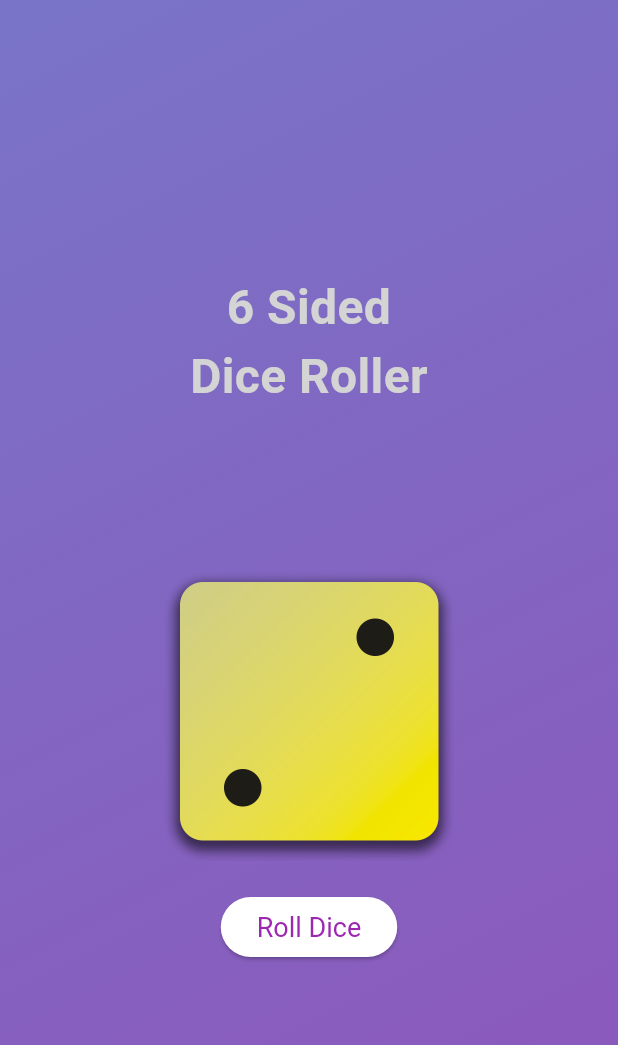
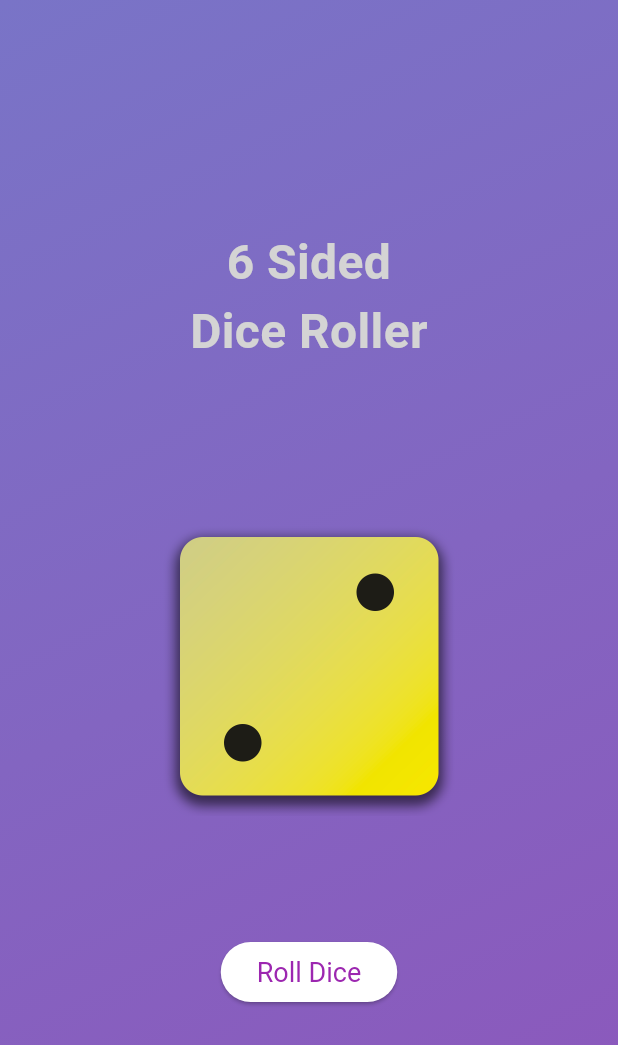
Before and after one commit to thusarakap/6-Sided-Die-Random-Roll-App, a Flutter app: the screen it shows after launch, on a phone screen of 412 x 824 dp. Shown: the top 1045 px of the screen. Run offline on Flutter 3.47's test engine with Material 3 defaults, Android fonts, the phone set to English and light mode, and no system bars.

Commit message:
Update dice_roller.dart

```diff
--- a/lib/dice_roller.dart
+++ b/lib/dice_roller.dart
@@ -31,7 +31,7 @@ class _DiceRollerState extends State<DiceRoller> {
           'assets/images/dice-$currentDiceRoll.png',
           width: 200,
         ),
-        const SizedBox(height: 20),
+        const SizedBox(height: 80),
         ElevatedButton(
           onPressed: rollDice,
           style: ElevatedButton.styleFrom(
```
